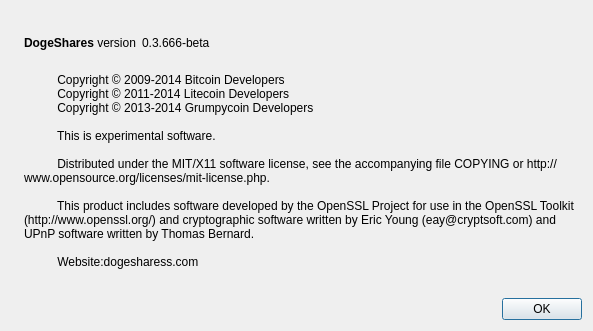
Qt form src/qt/forms/aboutdialog.ui (dogenex/dogeshares) before a commit.
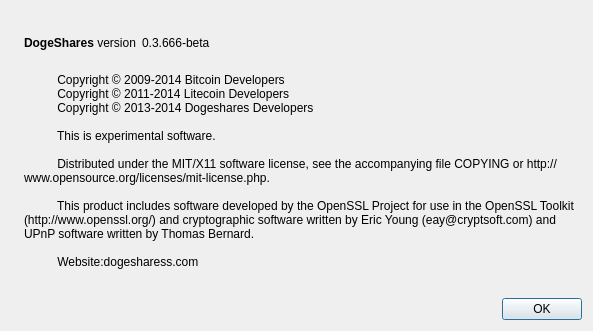
The same form after that commit. Icons and pictures are not drawn.

Diff of the .ui file:
```diff
--- a/src/qt/forms/aboutdialog.ui
+++ b/src/qt/forms/aboutdialog.ui
@@ -97,7 +97,7 @@
         <string>
           Copyright © 2009-2014 Bitcoin Developers
           Copyright © 2011-2014 Litecoin Developers
-          Copyright © 2013-2014 Grumpycoin Developers
+          Copyright © 2013-2014 Dogeshares Developers
 
           This is experimental software.
 
```
